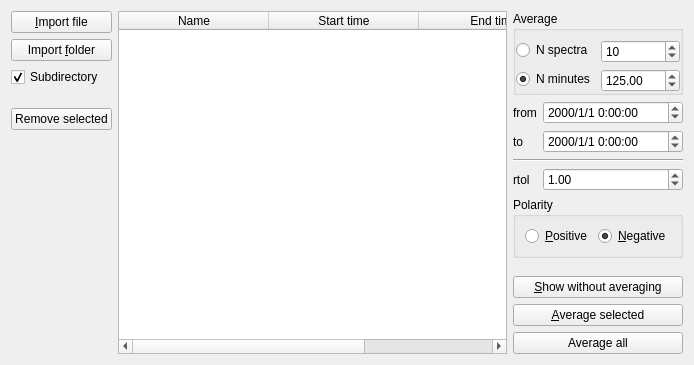
First picture: the form in Orbitool/UI/File.ui, repository l460289052/Orbitool, before the edit.
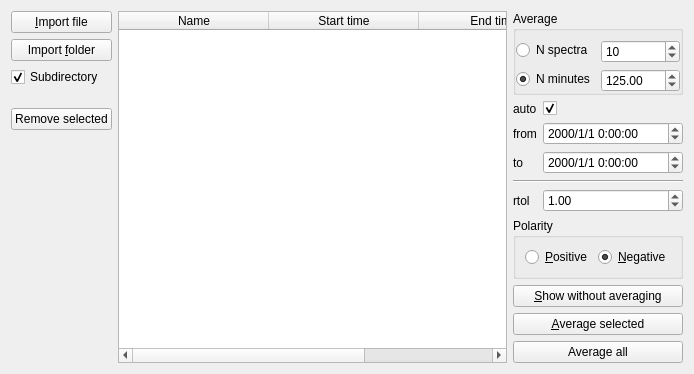
Second picture: the form after the edit.

Diff of the .ui file:
```diff
--- a/Orbitool/UI/File.ui
+++ b/Orbitool/UI/File.ui
@@ -233,14 +233,14 @@
          </layout>
         </widget>
        </item>
-       <item row="1" column="0">
+       <item row="2" column="0">
         <widget class="QLabel" name="label_7">
          <property name="text">
           <string>from</string>
          </property>
         </widget>
        </item>
-       <item row="1" column="1">
+       <item row="2" column="1">
         <widget class="QDateTimeEdit" name="startDateTimeEdit">
          <property name="sizePolicy">
           <sizepolicy hsizetype="Preferred" vsizetype="Fixed">
@@ -253,14 +253,14 @@
          </property>
         </widget>
        </item>
-       <item row="2" column="0">
+       <item row="3" column="0">
         <widget class="QLabel" name="label_8">
          <property name="text">
           <string>to</string>
          </property>
         </widget>
        </item>
-       <item row="2" column="1">
+       <item row="3" column="1">
         <widget class="QDateTimeEdit" name="endDateTimeEdit">
          <property name="sizePolicy">
           <sizepolicy hsizetype="Preferred" vsizetype="Fixed">
@@ -273,21 +273,21 @@
          </property>
         </widget>
        </item>
-       <item row="3" column="0" colspan="2">
+       <item row="4" column="0" colspan="2">
         <widget class="Line" name="line">
          <property name="orientation">
           <enum>Qt::Horizontal</enum>
          </property>
         </widget>
        </item>
-       <item row="4" column="0">
+       <item row="5" column="0">
         <widget class="QLabel" name="rtolLabel">
          <property name="text">
           <string>rtol</string>
          </property>
         </widget>
        </item>
-       <item row="4" column="1">
+       <item row="5" column="1">
         <widget class="QDoubleSpinBox" name="rtolDoubleSpinBox">
          <property name="sizePolicy">
           <sizepolicy hsizetype="Preferred" vsizetype="Fixed">
@@ -309,7 +309,7 @@
          </property>
         </widget>
        </item>
-       <item row="5" column="0" colspan="2">
+       <item row="6" column="0" colspan="2">
         <widget class="QGroupBox" name="groupBox_6">
          <property name="sizePolicy">
           <sizepolicy hsizetype="Preferred" vsizetype="Maximum">
@@ -341,6 +341,23 @@
          </layout>
         </widget>
        </item>
+       <item row="1" column="1">
+        <widget class="QCheckBox" name="checkBox">
+         <property name="text">
+          <string/>
+         </property>
+         <property name="checked">
+          <bool>true</bool>
+         </property>
+        </widget>
+       </item>
+       <item row="1" column="0">
+        <widget class="QLabel" name="label">
+         <property name="text">
+          <string>auto</string>
+         </property>
+        </widget>
+       </item>
       </layout>
      </item>
      <item>
```
